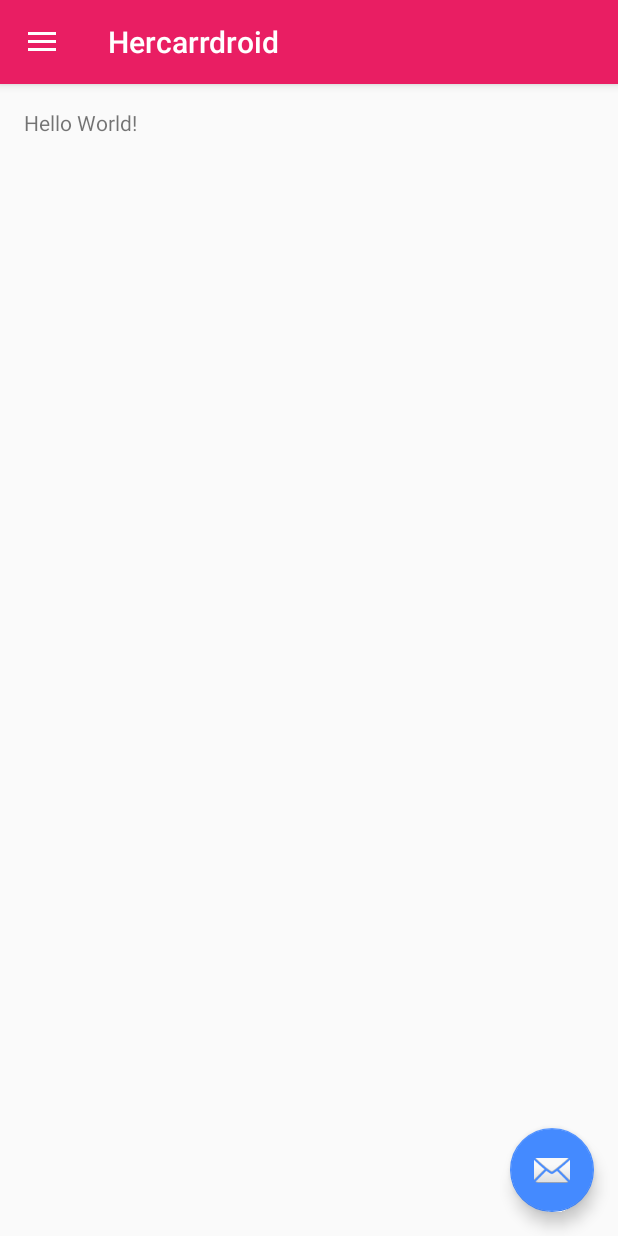
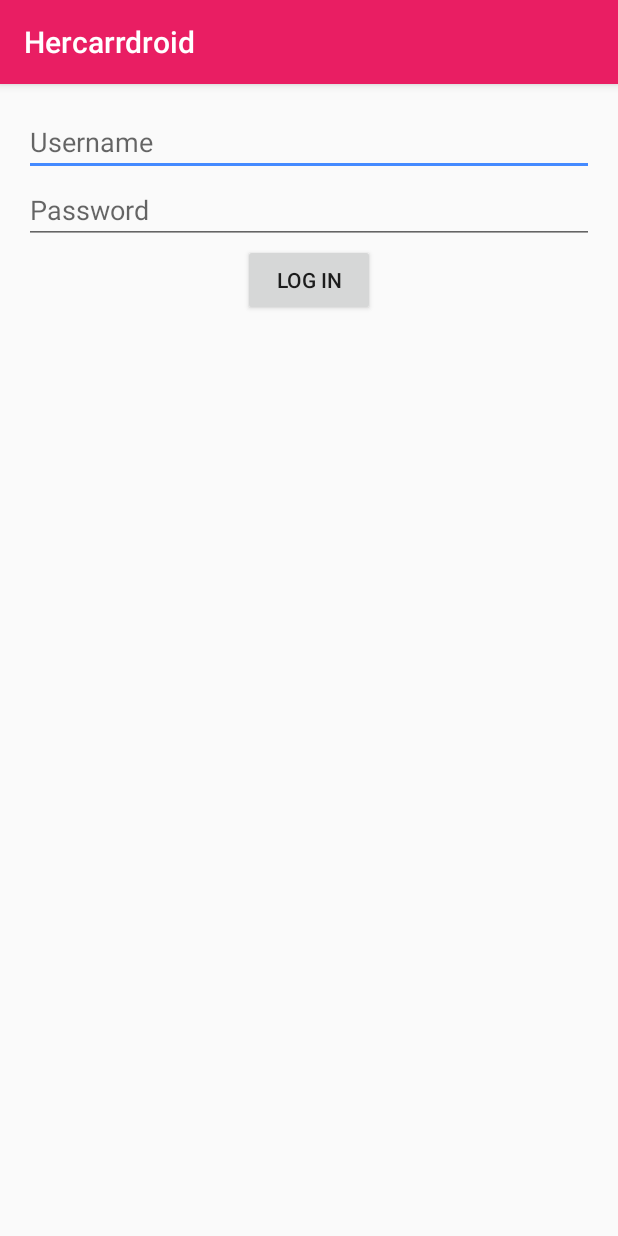
Before and after one commit to hercarr/hercarrdroid, an Android app: the screen it shows after launch (MainActivity before the commit, LoginActivity after it), on a phone screen of 412 x 824 dp. Run offline under Robolectric (Android 15) with nearby library versions, the light colour scheme and no system bars.

Commit message:
The LoginActivity was added

```diff
--- a/app/src/main/AndroidManifest.xml
+++ b/app/src/main/AndroidManifest.xml
@@ -14,9 +14,11 @@
             android:theme="@style/AppTheme.NoActionBar">
             <intent-filter>
                 <action android:name="android.intent.action.MAIN" />
+
                 <category android:name="android.intent.category.LAUNCHER" />
             </intent-filter>
         </activity>
+        <activity android:name=".activities.LoginActivity"></activity>
     </application>
 
 </manifest>
--- a/app/src/main/java/mx/hercarr/hercarrdroid/MainActivity.java
+++ b/app/src/main/java/mx/hercarr/hercarrdroid/MainActivity.java
@@ -1,5 +1,6 @@
 package mx.hercarr.hercarrdroid;
 
+import android.content.Intent;
 import android.os.Bundle;
 import android.support.design.widget.FloatingActionButton;
 import android.support.design.widget.NavigationView;
@@ -13,6 +14,8 @@ import android.view.Menu;
 import android.view.MenuItem;
 import android.view.View;
 import android.widget.TextView;
+
+import mx.hercarr.hercarrdroid.activities.LoginActivity;
 
 public class MainActivity extends AppCompatActivity
     implements NavigationView.OnNavigationItemSelectedListener {
@@ -37,6 +40,9 @@ public class MainActivity extends AppCompatActivity
                         .show();
             }
         });
+
+        Intent intent = new Intent(this, LoginActivity.class);
+        startActivity(intent);
     }
 
     @Override
--- /dev/null
+++ b/app/src/main/java/mx/hercarr/hercarrdroid/activities/LoginActivity.java
@@ -0,0 +1,15 @@
+package mx.hercarr.hercarrdroid.activities;
+
+import android.support.v7.app.AppCompatActivity;
+import android.os.Bundle;
+
+import mx.hercarr.hercarrdroid.R;
+
+public class LoginActivity extends AppCompatActivity {
+
+    @Override
+    protected void onCreate(Bundle savedInstanceState) {
+        super.onCreate(savedInstanceState);
+        setContentView(R.layout.activity_login);
+    }
+}
--- /dev/null
+++ b/app/src/main/res/layout/activity_login.xml
@@ -0,0 +1,33 @@
+<?xml version="1.0" encoding="utf-8"?>
+<LinearLayout xmlns:android="http://schemas.android.com/apk/res/android"
+    xmlns:tools="http://schemas.android.com/tools"
+    android:layout_width="match_parent"
+    android:layout_height="match_parent"
+    android:paddingBottom="@dimen/activity_vertical_margin"
+    android:paddingLeft="@dimen/activity_horizontal_margin"
+    android:paddingRight="@dimen/activity_horizontal_margin"
+    android:paddingTop="@dimen/activity_vertical_margin"
+    android:orientation="vertical"
+    tools:context="mx.hercarr.hercarrdroid.activities.LoginActivity">
+
+    <EditText
+        android:id="@+id/editText"
+        android:layout_width="match_parent"
+        android:layout_height="wrap_content"
+        android:hint="@string/Username"
+        android:layout_gravity="center_horizontal" />
+
+    <EditText
+        android:id="@+id/editText2"
+        android:layout_width="match_parent"
+        android:layout_height="wrap_content"
+        android:hint="@string/Password"
+        android:layout_gravity="center_horizontal" />
+
+    <Button
+        android:id="@+id/button"
+        android:layout_width="wrap_content"
+        android:layout_height="wrap_content"
+        android:text="@string/Login"
+        android:layout_gravity="center_horizontal" />
+</LinearLayout>
--- a/app/src/main/res/values/strings.xml
+++ b/app/src/main/res/values/strings.xml
@@ -13,4 +13,8 @@
     <string name="title_log_out">Log out</string>
     <!-- action section -->
     <string name="action_about">About</string>
+    <!-- login layout -->
+    <string name="Username">Username</string>
+    <string name="Password">Password</string>
+    <string name="Login">Log in</string>
 </resources>
```
